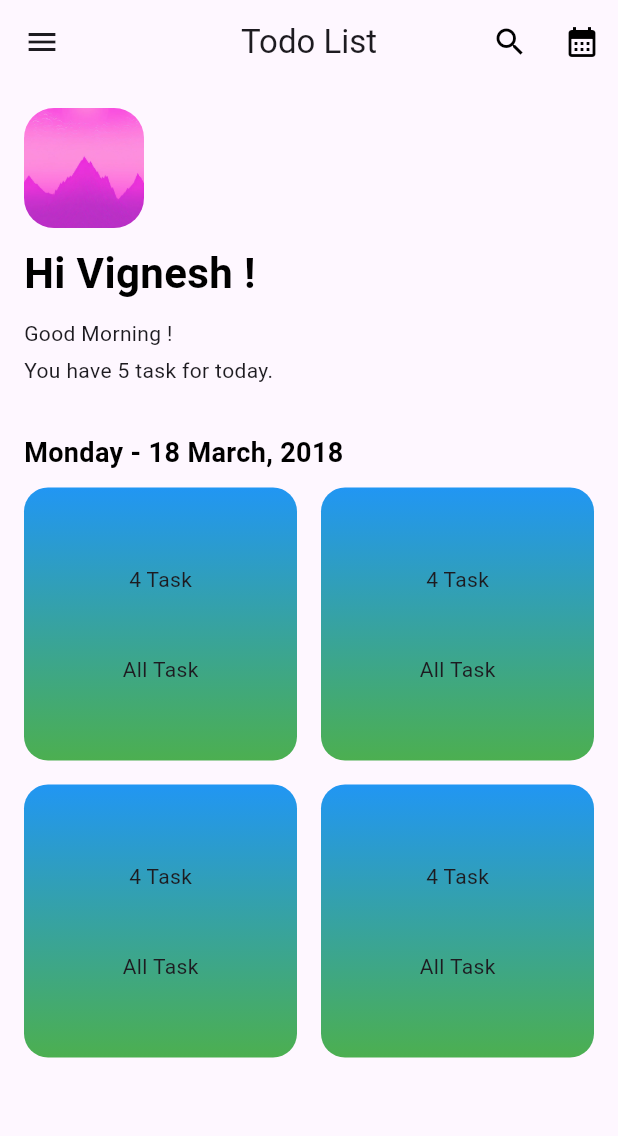
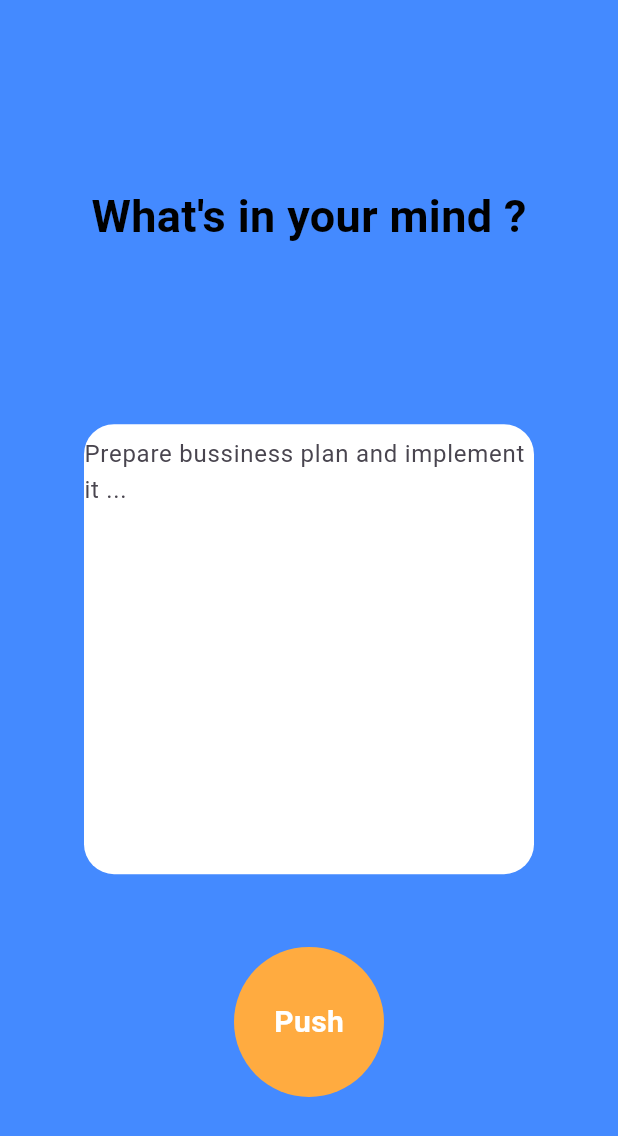
Before and after one commit to vickyone0/todoapp_flutter_axum, a Flutter app: the screen it shows after launch, on a phone screen of 412 x 824 dp. Shown: the top 1136 px of the screen. Run offline on Flutter 3.47's test engine with Material 3 defaults, Android fonts, the phone set to English and light mode, and no system bars; our stand-ins replace flutter_bloc.

Commit message:
second commit : home page and add todo page

```diff
--- a/lib/main.dart
+++ b/lib/main.dart
@@ -4,6 +4,7 @@ import 'package:todoapp_flutter_axum/pages/Intial_screen.dart';
 import 'package:todoapp_flutter_axum/app_bloc_observer.dart';
 import 'package:todoapp_flutter_axum/bloc/auth_bloc.dart';
 import 'package:todoapp_flutter_axum/login_screen.dart';
+import 'package:todoapp_flutter_axum/pages/add_todo_page.dart';
 import 'package:todoapp_flutter_axum/pages/home_page.dart';
 import 'package:todoapp_flutter_axum/pages/signin_screen.dart';
 
@@ -25,7 +26,7 @@ class MainApp extends StatelessWidget {
 
       ],
       child:  const MaterialApp(
-        home: HomePage(),
+        home: AddTodoPage(),
       ),
     );
   }
--- /dev/null
+++ b/lib/pages/add_todo_page.dart
@@ -0,0 +1,58 @@
+
+
+import 'package:flutter/material.dart';
+import 'package:todoapp_flutter_axum/widgets/round_button.dart';
+
+class AddTodoPage extends StatelessWidget {
+const AddTodoPage({ Key? key }) : super(key: key);
+
+  @override
+  Widget build(BuildContext context){
+    return SafeArea(
+      child: Scaffold(
+        backgroundColor: Colors.blueAccent,
+        body:Column(
+              mainAxisAlignment: MainAxisAlignment.spaceAround,
+              children: [
+                SizedBox(height: 50,),
+                 Text("What's in your mind ?",
+                 style:TextStyle(
+                   color: Colors.black,
+                   fontSize: 30,
+                   fontWeight: FontWeight.bold
+                 ),
+                 ),
+                 SizedBox(height: 20,),
+                 Container(
+                   width: 300,
+                   height: 300,
+                   decoration: BoxDecoration(
+                     color: Colors.white,
+                     borderRadius: BorderRadius.circular(20),
+                   ),
+                   child: TextField(
+                    maxLines: null,
+                     decoration: InputDecoration(
+                       border: InputBorder.none,
+                       hintText: 'Prepare bussiness plan and implement it ...'
+                     ),
+                   ),
+
+                 ),
+
+                Align(
+                  alignment: Alignment.bottomCenter,
+                  child: RoundButton(
+                    callback: (){},
+                    text: 'Push',
+                    color: Colors.orangeAccent,
+                    textColor: Colors.white,
+                  ),
+          ),
+
+                  SizedBox(height: 20,),
+              ],
+            ),
+      ));
+  }
+}
--- a/lib/pages/home_page.dart
+++ b/lib/pages/home_page.dart
@@ -1,116 +1,59 @@
 
 
 import 'package:flutter/material.dart';
+import 'package:todoapp_flutter_axum/widgets/round_button.dart';
 
 class HomePage extends StatelessWidget {
 const HomePage({ Key? key }) : super(key: key);
 
   @override
   Widget build(BuildContext context){
-    return Scaffold(
-      appBar: AppBar(
-        leading: IconButton(icon: Icon(Icons.menu),
-
-  onPressed: () {
+    return SafeArea(
+      child: Scaffold(
+            backgroundColor: Colors.orangeAccent,
+            body: Column(
+              mainAxisAlignment: MainAxisAlignment.spaceAround,
+              children: [
+                SizedBox(height: 50,),
+                 Expanded(
+                    child: Center(
+                      child: ListView.builder(
+                        itemCount: 3,
+                        itemBuilder: (context, index){
+                          return Padding(
+                            padding: const EdgeInsets.symmetric(horizontal: 8),
+                            child: Card(
+                              child: ListTile(
+                                title: Text('Item $index'),
+                                trailing: IconButton(
+                                  icon: Icon(Icons.menu),
+                                  onPressed: (){
 
                                   },
-  ),
-  centerTitle: true,
-  title: Text('Todo List'),
-  actions: [
-    IconButton(icon: Icon(Icons.search,color: Colors.black,), onPressed: () {
-    }),
-    IconButton(icon: Icon(Icons.calendar_month,color: Colors.black,), onPressed: () {
-    }),
-  ],
-
-      ),
-
-      body: SingleChildScrollView(
-        scrollDirection: Axis.vertical,
-        child: SafeArea(
-          child:Padding(
-            padding: const EdgeInsets.all(16.0),
-            child: Column(
-              crossAxisAlignment: CrossAxisAlignment.start,
-            children: [
-              ClipRRect(
-              borderRadius: BorderRadius.circular(20.0),
-              child: Image.asset('assets/Images/todoIntialBG.webp',
-                width: 80.0,
-                height: 80.0,
-                fit: BoxFit.cover,
-              ),
-              ),
-              SizedBox(height: 10,),
-              Text("Hi Vignesh !",
-              style: TextStyle(
-                fontSize: 28,
-                fontWeight: FontWeight.bold,
-                color: Colors.black,
-              ),),
-              SizedBox(height: 10,),
-              Text("Good Morning ! ",
-              ),
-              SizedBox(height: 5,),
-              Text("You have 5 task for today. ",
-              ),
-              SizedBox(height: 32,),
-              Text("Monday - 18 March, 2018",
-              style: TextStyle(
-                fontSize: 18,
-                fontWeight: FontWeight.bold,
-                color: Colors.black,
-              ),
-              ),
-              SizedBox(height: 10 ,),
-
-
-              GridView.builder(
-                shrinkWrap: true,
-                physics: NeverScrollableScrollPhysics(),
-                gridDelegate: SliverGridDelegateWithFixedCrossAxisCount(
-                  crossAxisCount: 2,
-                  crossAxisSpacing: 16.0,
-                  mainAxisSpacing: 16.0,
-                ),
-                itemCount: 4, // Change this to the actual number of items you have
-                itemBuilder: (BuildContext context, int index) {
-                  return Container(
-                    decoration: BoxDecoration(
-                      borderRadius: BorderRadius.circular(16),
-                      gradient: LinearGradient(colors: [
-                        Colors.blue, Colors.green,
-                      ],
-                      begin: Alignment.topCenter,
-                      end: Alignment.bottomCenter,),
-
-                      ) ,
-                    child: Center(
-                      child: Column(
-                        mainAxisAlignment: MainAxisAlignment.center,
-                        children: [
-                          Align(
-                            alignment: Alignment.center ,
-                            child: Text('4 Task')),
-                            SizedBox(height: 40,),
-                          Align(
-                            alignment: Alignment.bottomCenter,
-                            child: Text('All Task')),
-                        ],
+                                  )
                               ),
                             ),
                           );
-                },
+                        })
                     ),
-
+                  ),
+                Align(
+                  alignment: Alignment.bottomCenter,
+                  child: RoundButton(
+                    callback: (){},
+                    text: 'New',
+                    color: Colors.blueAccent,
+                    textColor: Colors.black,
+          )
+                  ),
+                  SizedBox(height: 20,),
 
 
               ],
-          )
             ),
-        ),
+
       ),
     );
+
   }
 }
--- /dev/null
+++ b/lib/widgets/round_button.dart
@@ -0,0 +1,41 @@
+// ignore_for_file: public_member_api_docs, sort_constructors_first
+
+
+import 'package:flutter/material.dart';
+
+class RoundButton extends StatelessWidget {
+  final VoidCallback callback;
+  final String text;
+  final Color color;
+  final Color textColor;
+  const RoundButton({
+    Key? key,
+    required this.callback,
+    required this.text,
+    required this.color,
+    required this.textColor,
+  }) : super(key: key);
+
+  @override
+  Widget build(BuildContext context){
+    return InkWell(
+                    onTap: callback,
+                    child: Container(
+                      width: 100,
+                      height: 100,
+                      decoration: BoxDecoration(
+                        shape: BoxShape.circle,
+                        color: color,
+                        ),
+                        child: Center(
+                          child: Text(text,
+                          style: TextStyle(
+                            color: textColor,
+                            fontSize: 20,
+                            fontWeight: FontWeight.bold,
+                          ),),
+                        ),
+                      ),
+                  );
+  }
+}
```
Also changed, not shown: 2 other files. Lines whose indentation alone changed are shown as unchanged.
